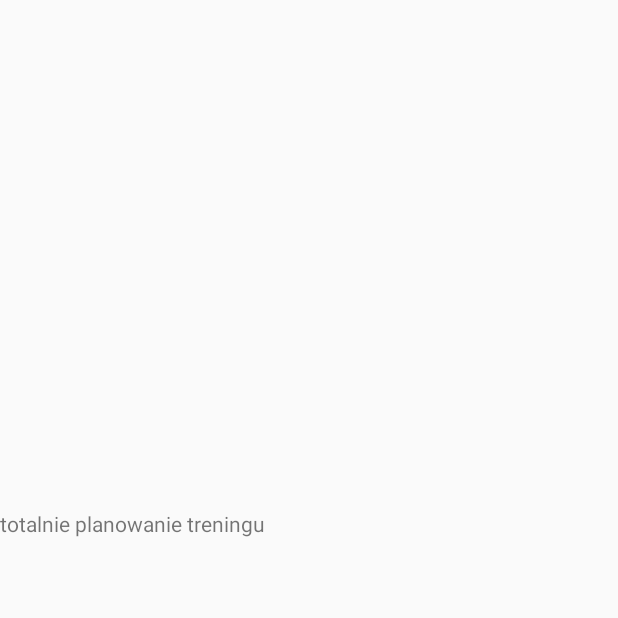
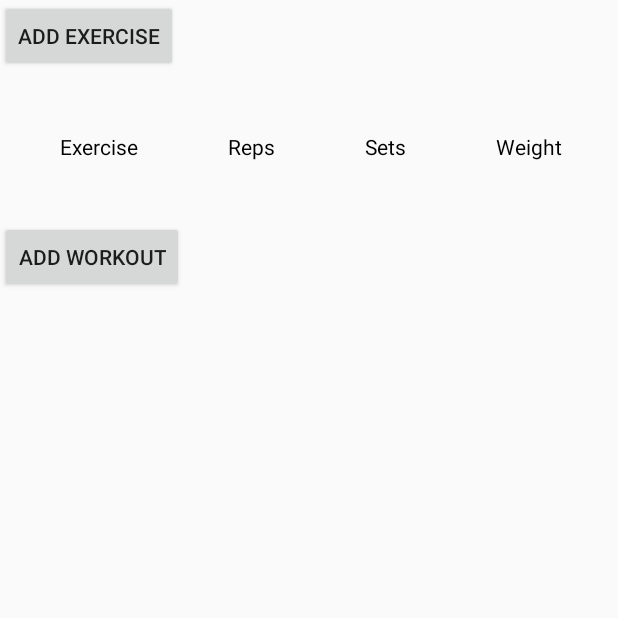
Before and after one commit to EndorFit/EndorFit, an Android app: the workoutGo screen opened directly, with no data from a screen before it, on a phone screen of 412 x 824 dp, the top half of it. Run offline under Robolectric (Android 15) with nearby library versions, the phone set to English and light mode, and no system bars.

Commit message:
Just layout for workout planing. No database yet.

```diff
--- a/EndorFit/app/src/main/java/org/wmii/endorfit/workoutGo.java
+++ b/EndorFit/app/src/main/java/org/wmii/endorfit/workoutGo.java
@@ -2,13 +2,38 @@ package org.wmii.endorfit;
 
 import androidx.appcompat.app.AppCompatActivity;
 
+import android.content.Context;
 import android.os.Bundle;
+import android.view.View;
+import android.widget.Button;
+import android.widget.GridLayout;
 
 public class workoutGo extends AppCompatActivity {
+    private GridLayout mleyout;
+    Button addstuff;
+    dynamicViews dnv;
+    Context context;
 
     @Override
     protected void onCreate(Bundle savedInstanceState) {
         super.onCreate(savedInstanceState);
         setContentView(R.layout.activity_workout_go);
+        mleyout=(GridLayout)findViewById(R.id.leyout);
+        addstuff=(Button)findViewById(R.id.addstuff);
+
+        addstuff.setOnClickListener(new View.OnClickListener(){
+            @Override
+            public void onClick(View v)
+            {
+                dnv=new dynamicViews(context);
+                mleyout.addView(dnv.descriptionTextView(getApplicationContext()),4);
+                mleyout.addView(dnv.repsEditText(getApplicationContext()),5);
+                mleyout.addView(dnv.setsEditText(getApplicationContext()),6);
+                mleyout.addView(dnv.weightEditText(getApplicationContext()),7);
+
+            }
+
+        });
+
     }
 }
--- a/EndorFit/app/src/main/res/layout/activity_workout_go.xml
+++ b/EndorFit/app/src/main/res/layout/activity_workout_go.xml
@@ -1,16 +1,61 @@
 <?xml version="1.0" encoding="utf-8"?>
-<androidx.constraintlayout.widget.ConstraintLayout xmlns:android="http://schemas.android.com/apk/res/android"
+<LinearLayout xmlns:android="http://schemas.android.com/apk/res/android"
     xmlns:app="http://schemas.android.com/apk/res-auto"
     xmlns:tools="http://schemas.android.com/tools"
     android:layout_width="match_parent"
+    android:orientation="vertical"
     android:layout_height="match_parent"
     tools:context=".workoutGo">
 
-    <TextView
-        android:id="@+id/textView"
-        android:layout_width="442dp"
-        android:layout_height="146dp"
-        android:text="totalnie planowanie treningu"
-        app:layout_constraintBottom_toBottomOf="parent"
-        app:layout_constraintTop_toTopOf="parent" />
-</androidx.constraintlayout.widget.ConstraintLayout>
+
+
+    <Button
+        android:id="@+id/addstuff"
+        android:layout_width="wrap_content"
+        android:layout_height="wrap_content"
+        android:text="Add Exercise" />
+
+    <GridLayout
+        android:id="@+id/leyout"
+        android:layout_width="match_parent"
+        android:layout_height="wrap_content"
+        android:columnCount="4"
+        android:padding="10dp">
+
+        <TextView
+            android:layout_row="0"
+            android:layout_column="0"
+            android:padding="30dp"
+            android:text="Exercise"
+            android:textColor="#000">
+
+        </TextView>
+
+        <TextView
+            android:padding="30dp"
+            android:text="Reps"
+            android:textColor="#000">></TextView>
+
+        <TextView
+            android:padding="30dp"
+            android:text="Sets"
+            android:textColor="#000">></TextView>
+
+        <TextView
+            android:padding="30dp"
+            android:text="Weight"
+            android:textColor="#000">>
+        </TextView>
+
+
+    </GridLayout>
+
+    <Button
+        android:id="@+id/submitButton"
+        android:layout_width="wrap_content"
+        android:layout_height="wrap_content"
+        android:layout_marginEnd="20dp"
+        android:text="Add Workout"
+        />
+
+</LinearLayout>
```
Also changed, not shown: EndorFit/app/src/main/java/org/wmii/endorfit/dynamicViews.java (added, +56 -0 lines).
